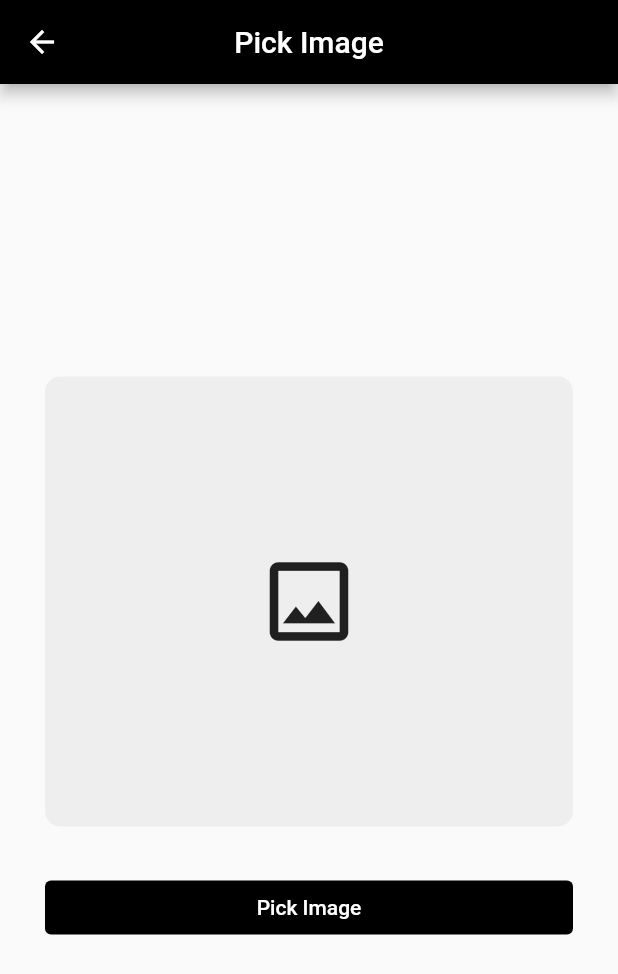
After one commit to narayanvyas/flutter_workshop, a Flutter app: the screen it shows after launch, in the side drawer, after a tap on "Pick Image", on a phone screen of 412 x 824 dp. The commit adds this screen. Shown: the top 974 px of the screen. Run offline on Flutter 3.47's test engine with Material 2 defaults, Android fonts, the phone set to English and light mode, and no system bars; our stand-ins replace cloud_firestore, firebase_core, fluttertoast, get, image_picker; accounts and stored records are empty.

Commit message:
Added Image Picker Functionality

```diff
--- /dev/null
+++ b/lib/ui/12_pick_image.dart
@@ -0,0 +1,94 @@
+import 'dart:io';
+
+import 'package:flutter/material.dart';
+import 'package:image_picker/image_picker.dart';
+import 'package:get/get.dart';
+
+class PickImage extends StatefulWidget {
+  const PickImage({Key? key}) : super(key: key);
+
+  @override
+  _PickImageState createState() => _PickImageState();
+}
+
+class _PickImageState extends State<PickImage> {
+  final ImagePicker _picker = ImagePicker();
+  File? imageFile;
+
+  @override
+  Widget build(BuildContext context) {
+    return Scaffold(
+      appBar: AppBar(
+        title: Text('Pick Image'),
+        centerTitle: true,
+        backgroundColor: Colors.black,
+      ),
+      body: Center(
+        child: Column(
+          mainAxisAlignment: MainAxisAlignment.center,
+          children: [
+            if (imageFile == null)
+              Container(
+                height: 300,
+                width: Get.width,
+                child: Icon(
+                  Icons.image_outlined,
+                  size: 70,
+                ),
+                decoration: BoxDecoration(
+                  borderRadius: BorderRadius.circular(10),
+                  color: Colors.grey[200],
+                ),
+              ),
+            if (imageFile != null) Image.file(imageFile!),
+            SizedBox(
+              height: 30,
+            ),
+            Row(
+              children: [
+                Expanded(
+                    child: TextButton(
+                        style: ButtonStyle(
+                            backgroundColor:
+                                MaterialStateProperty.all(Colors.black)),
+                        onPressed: () async {
+                          XFile? file = await _picker.pickImage(
+                              source: ImageSource.gallery);
+
+                          if (file != null) {
+                            setState(() {
+                              imageFile = File(file.path);
+                            });
+                          }
+                        },
+                        child: Text(
+                          'Pick Image',
+                          style: TextStyle(color: Colors.white),
+                        ))),
+                if (imageFile != null)
+                  SizedBox(
+                    width: 30,
+                  ),
+                if (imageFile != null)
+                  Expanded(
+                      child: TextButton(
+                          style: ButtonStyle(
+                              backgroundColor:
+                                  MaterialStateProperty.all(Colors.black)),
+                          onPressed: () {
+                            setState(() {
+                              imageFile = null;
+                            });
+                          },
+                          child: Text(
+                            'Clear Image',
+                            style: TextStyle(color: Colors.white),
+                          )))
+              ],
+            )
+          ],
+        ).paddingSymmetric(horizontal: 30),
+      ),
+    );
+  }
+}
--- a/lib/ui/9_NavigationDrawer.dart
+++ b/lib/ui/9_NavigationDrawer.dart
@@ -1,6 +1,7 @@
 import 'package:flutter/material.dart';
 import 'package:flutter_workshop/ui/10_inquiry_page.dart';
 import 'package:flutter_workshop/ui/11_all_inquiries_page.dart';
+import 'package:flutter_workshop/ui/12_pick_image.dart';
 import 'package:flutter_workshop/ui/1_HelloWorld.dart';
 import 'package:flutter_workshop/ui/2_RowWidget.dart';
 import 'package:flutter_workshop/ui/3_ColumnWidget.dart';
@@ -98,6 +99,12 @@ class NavigationDrawer extends StatelessWidget {
               Get.to(() => AllInquiries());
             },
           ),
+          ListTile(
+            title: Text('Pick Image'),
+            onTap: () {
+              Get.to(() => PickImage());
+            },
+          ),
         ],
       ),
     );
--- a/pubspec.yaml
+++ b/pubspec.yaml
@@ -32,6 +32,7 @@ dependencies:
   get:
   firebase_core:
   cloud_firestore:
+  image_picker:
 
 dev_dependencies:
   flutter_test:
```
Also changed, not shown: pubspec.lock, 2 other files.
